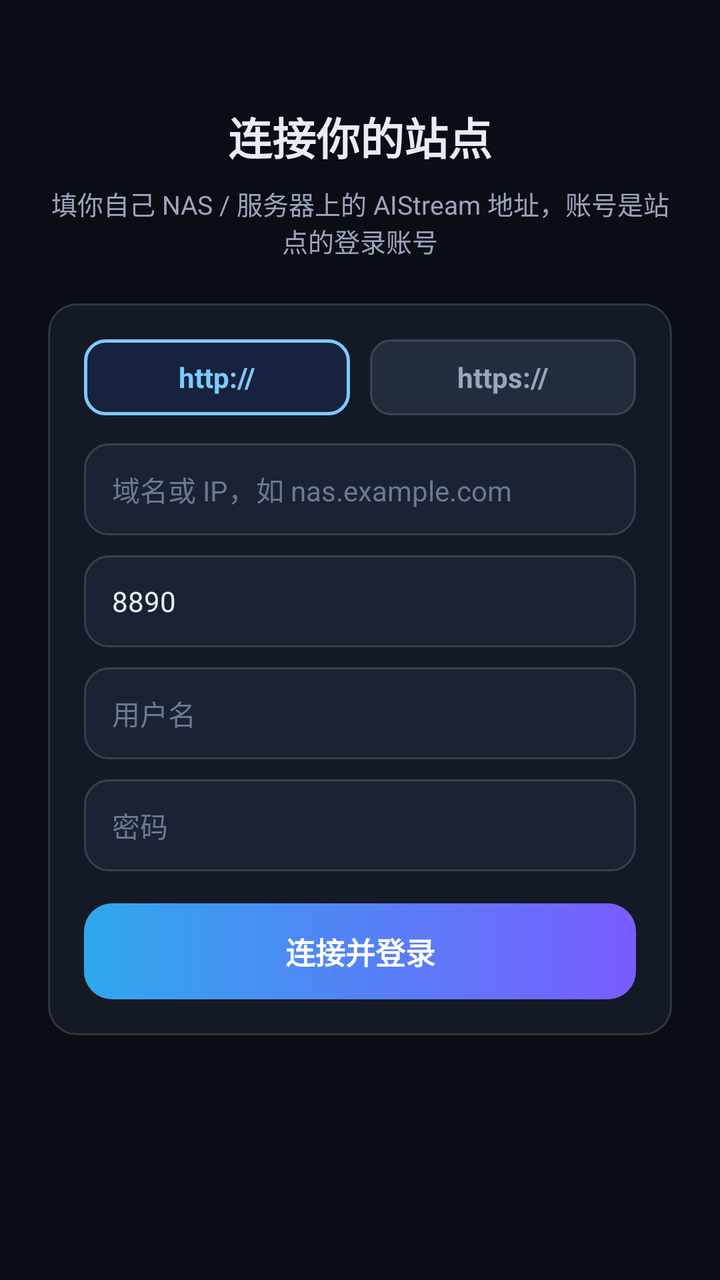
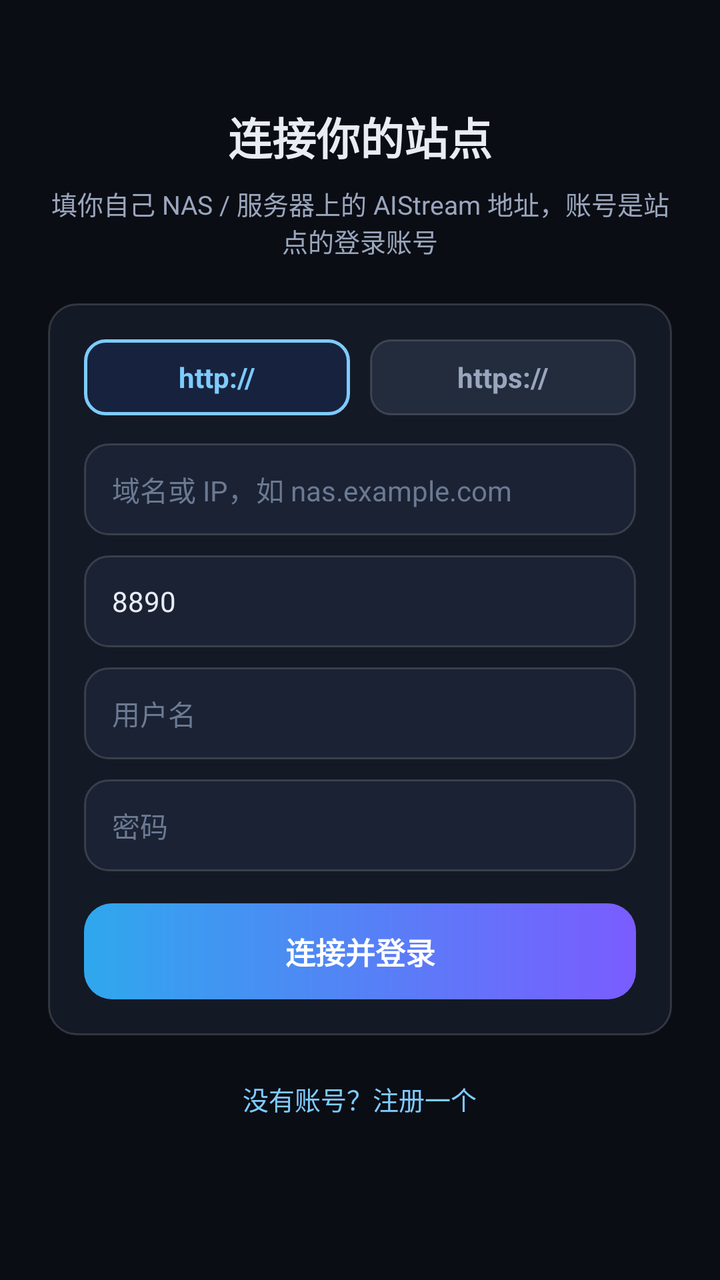

Screens rendered from an Android XML layout before and after an edit, with the pre-edit source and the edit as a unified diff.
<!-- AndroidManifest.xml: application theme Theme.AIStream -->
<!-- res/layout/activity_setup.xml -->
<?xml version="1.0" encoding="utf-8"?>
<ScrollView xmlns:android="http://schemas.android.com/apk/res/android"
    android:layout_width="match_parent"
    android:layout_height="match_parent"
    android:background="@color/bg"
    android:fillViewport="true">

    <LinearLayout
        android:layout_width="match_parent"
        android:layout_height="wrap_content"
        android:gravity="center_horizontal"
        android:orientation="vertical"
        android:padding="24dp">

        <TextView
            android:id="@+id/tvTitle"
            android:layout_width="wrap_content"
            android:layout_height="wrap_content"
            android:layout_marginTop="28dp"
            android:text="@string/setup_title"
            android:textColor="@color/fg"
            android:textSize="22sp"
            android:textStyle="bold" />

        <TextView
            android:id="@+id/tvTip"
            android:layout_width="wrap_content"
            android:layout_height="wrap_content"
            android:layout_marginTop="8dp"
            android:gravity="center"
            android:text="@string/setup_tip"
            android:textColor="@color/fg_dim"
            android:textSize="13sp" />

        <LinearLayout
            android:layout_width="match_parent"
            android:layout_height="wrap_content"
            android:layout_marginTop="22dp"
            android:background="@drawable/bg_card"
            android:orientation="vertical"
            android:padding="18dp">

            <LinearLayout
                android:layout_width="match_parent"
                android:layout_height="wrap_content"
                android:orientation="horizontal">

                <TextView
                    android:id="@+id/chipHttp"
                    android:layout_width="0dp"
                    android:layout_height="38dp"
                    android:layout_weight="1"
                    android:background="@drawable/bg_chip_on"
                    android:gravity="center"
                    android:text="@string/proto_http"
                    android:textColor="@color/accent_soft"
                    android:textSize="14sp"
                    android:textStyle="bold" />

                <TextView
                    android:id="@+id/chipHttps"
                    android:layout_width="0dp"
                    android:layout_height="38dp"
                    android:layout_marginStart="10dp"
                    android:layout_weight="1"
                    android:background="@drawable/bg_chip"
                    android:gravity="center"
                    android:text="@string/proto_https"
                    android:textColor="@color/fg_dim"
                    android:textSize="14sp"
                    android:textStyle="bold" />
            </LinearLayout>

            <EditText
                android:id="@+id/etHost"
                android:layout_width="match_parent"
                android:layout_height="46dp"
                android:layout_marginTop="14dp"
                android:autofillHints="url"
                android:background="@drawable/bg_field"
                android:hint="@string/hint_host"
                android:imeOptions="actionNext"
                android:inputType="textUri"
                android:paddingStart="14dp"
                android:paddingEnd="14dp"
                android:singleLine="true"
                android:textColor="@color/fg"
                android:textColorHint="@color/fg_weak"
                android:textSize="14sp" />

            <EditText
                android:id="@+id/etPort"
                android:layout_width="match_parent"
                android:layout_height="46dp"
                android:layout_marginTop="10dp"
                android:background="@drawable/bg_field"
                android:hint="@string/hint_port"
                android:imeOptions="actionNext"
                android:inputType="number"
                android:paddingStart="14dp"
                android:paddingEnd="14dp"
                android:singleLine="true"
                android:text="8890"
                android:textColor="@color/fg"
                android:textColorHint="@color/fg_weak"
                android:textSize="14sp" />

            <EditText
                android:id="@+id/etUser"
                android:layout_width="match_parent"
                android:layout_height="46dp"
                android:layout_marginTop="10dp"
                android:autofillHints="username"
                android:background="@drawable/bg_field"
                android:hint="@string/hint_user"
                android:imeOptions="actionNext"
                android:inputType="text"
                android:paddingStart="14dp"
                android:paddingEnd="14dp"
                android:singleLine="true"
                android:textColor="@color/fg"
                android:textColorHint="@color/fg_weak"
                android:textSize="14sp" />

            <EditText
                android:id="@+id/etPass"
                android:layout_width="match_parent"
                android:layout_height="46dp"
                android:layout_marginTop="10dp"
                android:autofillHints="password"
                android:background="@drawable/bg_field"
                android:hint="@string/hint_pass"
                android:imeOptions="actionDone"
                android:inputType="textPassword"
                android:paddingStart="14dp"
                android:paddingEnd="14dp"
                android:singleLine="true"
                android:textColor="@color/fg"
                android:textColorHint="@color/fg_weak"
                android:textSize="14sp" />

            <TextView
                android:id="@+id/tvErr"
                android:layout_width="match_parent"
                android:layout_height="wrap_content"
                android:layout_marginTop="12dp"
                android:textColor="@color/danger"
                android:textSize="13sp"
                android:visibility="gone" />

            <TextView
                android:id="@+id/btnGo"
                android:layout_width="match_parent"
                android:layout_height="48dp"
                android:layout_marginTop="16dp"
                android:background="@drawable/bg_btn"
                android:gravity="center"
                android:text="@string/action_connect"
                android:textColor="@android:color/white"
                android:textSize="15sp"
                android:textStyle="bold" />

            <ProgressBar
                android:id="@+id/pb"
                android:layout_width="28dp"
                android:layout_height="28dp"
                android:layout_gravity="center"
                android:layout_marginTop="14dp"
                android:visibility="gone" />

        </LinearLayout>

        <TextView
            android:id="@+id/tvClear"
            android:layout_width="wrap_content"
            android:layout_height="wrap_content"
            android:layout_marginTop="18dp"
            android:padding="10dp"
            android:text="@string/action_clear"
            android:textColor="@color/fg_weak"
            android:textSize="13sp"
            android:visibility="gone" />

        <TextView
            android:id="@+id/tvVer"
            android:layout_width="wrap_content"
            android:layout_height="wrap_content"
            android:layout_marginTop="10dp"
            android:textColor="@color/fg_weak"
            android:textSize="12sp" />

    </LinearLayout>
</ScrollView>
<!-- resources referenced by this layout -->
<resources>
  <color name="accent_soft">#FF7ECBFF</color>
  <color name="bg">#FF0B0D14</color>
  <color name="danger">#FFFF9AA5</color>
  <color name="fg">#FFE8ECF3</color>
  <color name="fg_dim">#FF9AA6BD</color>
  <color name="fg_weak">#FF6B7A93</color>
  <!-- drawable bg_btn (drawable) -->
  <?xml version="1.0" encoding="utf-8"?>
  <shape xmlns:android="http://schemas.android.com/apk/res/android" android:shape="rectangle">
      <gradient
          android:angle="0"
          android:endColor="#FF7A5CFF"
          android:startColor="#FF2FA8ED" />
      <corners android:radius="14dp" />
  </shape>
  <!-- drawable bg_card (drawable) -->
  <?xml version="1.0" encoding="utf-8"?>
  <shape xmlns:android="http://schemas.android.com/apk/res/android" android:shape="rectangle">
      <solid android:color="@color/bg_card" />
      <corners android:radius="14dp" />
      <stroke android:width="1dp" android:color="@color/line" />
  </shape>
  <!-- drawable bg_chip (drawable) -->
  <?xml version="1.0" encoding="utf-8"?>
  <shape xmlns:android="http://schemas.android.com/apk/res/android" android:shape="rectangle">
      <solid android:color="@color/chip_off" />
      <corners android:radius="10dp" />
      <stroke android:width="1dp" android:color="@color/line" />
  </shape>
  <!-- drawable bg_chip_on (drawable) -->
  <?xml version="1.0" encoding="utf-8"?>
  <shape xmlns:android="http://schemas.android.com/apk/res/android" android:shape="rectangle">
      <solid android:color="#1F2F6FED" />
      <corners android:radius="10dp" />
      <stroke android:width="1.5dp" android:color="@color/accent_soft" />
  </shape>
  <!-- drawable bg_field (drawable) -->
  <?xml version="1.0" encoding="utf-8"?>
  <shape xmlns:android="http://schemas.android.com/apk/res/android" android:shape="rectangle">
      <solid android:color="@color/bg_card2" />
      <corners android:radius="12dp" />
      <stroke android:width="1dp" android:color="@color/line" />
  </shape>
  <string name="action_clear">清除已保存的配置</string>
  <string name="action_connect">连接并登录</string>
  <string name="hint_host">域名或 IP，如 nas.example.com</string>
  <string name="hint_pass">密码</string>
  <string name="hint_port">端口</string>
  <string name="hint_user">用户名</string>
  <string name="proto_http">http://</string>
  <string name="proto_https">https://</string>
  <string name="setup_tip">填你自己 NAS / 服务器上的 AIStream 地址，账号是站点的登录账号</string>
  <string name="setup_title">连接你的站点</string>
  <style name="Theme.AIStream" parent="Theme.Material3.Dark.NoActionBar">
          <item name="android:windowBackground">@color/bg</item>
          <item name="android:navigationBarColor">@color/bg</item>
          <item name="android:statusBarColor">@color/bg</item>
          <item name="colorPrimary">@color/accent</item>
          <item name="colorSecondary">@color/accent_soft</item>
          <item name="colorOnPrimary">@color/fg</item>
          <item name="android:textColorPrimary">@color/fg</item>
          <item name="android:textColorSecondary">@color/fg_dim</item>
      </style>
  <color name="bg_card">#FF141926</color>
  <color name="line">#26FFFFFF</color>
  <color name="chip_off">#FF232C3D</color>
  <color name="bg_card2">#FF1B2233</color>
  <color name="accent">#FF2F6FED</color>
</resources>

<!-- the commit's change to res/layout/activity_setup.xml (unified diff, before → after) -->
@@ -170,16 +170,32 @@
 
         </LinearLayout>
 
-        <TextView
-            android:id="@+id/tvClear"
-            android:layout_width="wrap_content"
-            android:layout_height="wrap_content"
-            android:layout_marginTop="18dp"
-            android:padding="10dp"
-            android:text="@string/action_clear"
-            android:textColor="@color/fg_weak"
-            android:textSize="13sp"
-            android:visibility="gone" />
+        <LinearLayout
+            android:layout_width="wrap_content"
+            android:layout_height="wrap_content"
+            android:layout_marginTop="12dp"
+            android:orientation="horizontal">
+
+            <TextView
+                android:id="@+id/btnReg"
+                android:layout_width="wrap_content"
+                android:layout_height="wrap_content"
+                android:padding="10dp"
+                android:text="没有账号？注册一个"
+                android:textColor="@color/accent_soft"
+                android:textSize="13sp" />
+
+            <TextView
+                android:id="@+id/tvClear"
+                android:layout_width="wrap_content"
+                android:layout_height="wrap_content"
+                android:padding="10dp"
+                android:text="@string/action_clear"
+                android:textColor="@color/fg_weak"
+                android:textSize="13sp"
+                android:visibility="gone" />
+
+        </LinearLayout>
 
         <TextView
             android:id="@+id/tvVer"
